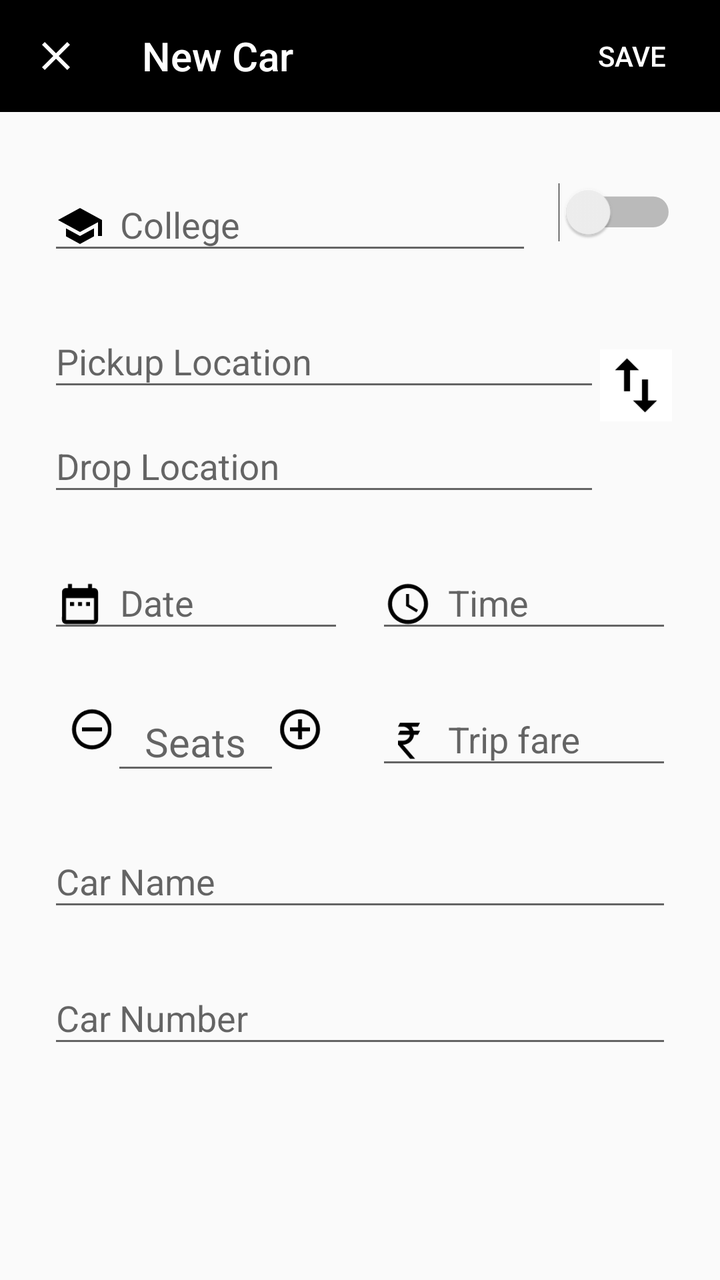
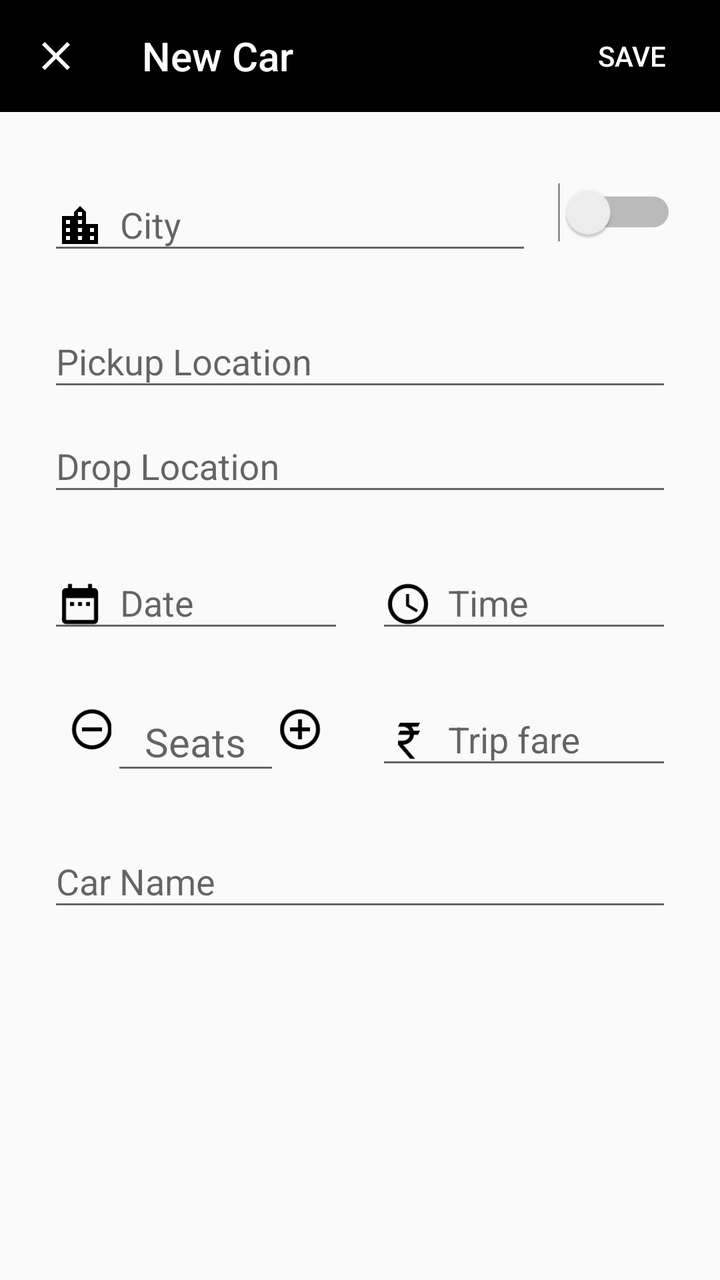

The first picture is an Android layout as it rendered before a commit; the second is the same layout after the commit. The layout source and the unified diff follow.
<!-- AndroidManifest.xml: application theme AppTheme -->
<!-- res/layout/fragment_add_car.xml -->
<?xml version="1.0" encoding="utf-8"?>
<LinearLayout xmlns:android="http://schemas.android.com/apk/res/android"
    xmlns:app="http://schemas.android.com/apk/res-auto"
    xmlns:tools="http://schemas.android.com/tools"
    android:layout_width="match_parent"
    android:layout_height="match_parent"
    android:orientation="vertical">

    <android.support.design.widget.AppBarLayout
        android:layout_width="match_parent"
        android:layout_height="?attr/actionBarSize">

        <LinearLayout
            android:layout_width="match_parent"
            android:layout_height="match_parent"
            android:orientation="horizontal">

            <ImageButton
                android:id="@+id/add_car_close"
                android:layout_width="?attr/actionBarSize"
                android:layout_height="?attr/actionBarSize"
                android:background="?attr/selectableItemBackgroundBorderless"
                android:tint="@android:color/white"
                app:srcCompat="@drawable/ic_close"
                tools:ignore="ContentDescription" />

            <View
                android:layout_width="15dp"
                android:layout_height="0dp" />

            <TextView
                android:id="@+id/add_car_title"
                android:layout_width="0dp"
                android:layout_height="match_parent"
                android:layout_weight="1"
                android:gravity="center_vertical"
                android:text="@string/new_car"
                android:textAppearance="@style/Base.TextAppearance.AppCompat.Title"
                android:textColor="@android:color/white" />

            <Button
                android:id="@+id/add_car_save"
                style="@style/Widget.AppCompat.Button.Borderless"
                android:layout_width="wrap_content"
                android:layout_height="match_parent"
                android:gravity="center"
                android:text="@string/save"
                android:textColor="@android:color/white" />

        </LinearLayout>

    </android.support.design.widget.AppBarLayout>

    <android.support.v4.widget.NestedScrollView
        android:id="@+id/add_driver_nested_scroll"
        android:layout_width="match_parent"
        android:layout_height="match_parent"
        android:scrollbars="none"
        android:scrollingCache="true">

        <LinearLayout
            android:layout_width="match_parent"
            android:layout_height="wrap_content"
            android:orientation="vertical"
            android:padding="24dp">

            <LinearLayout
                android:layout_width="match_parent"
                android:layout_height="wrap_content"
                android:layout_marginBottom="16dp"
                android:orientation="horizontal">

                <android.support.design.widget.TextInputLayout
                    android:id="@+id/add_car_college_layout"
                    android:layout_width="0dp"
                    android:layout_height="wrap_content"
                    android:layout_weight="1">

                    <AutoCompleteTextView
                        android:id="@+id/add_car_college_name"
                        android:layout_width="match_parent"
                        android:layout_height="wrap_content"
                        android:drawableStart="@drawable/ic_college"
                        android:drawablePadding="8dp"
                        android:hint="@string/college"
                        android:inputType="textAutoComplete|text"
                        android:longClickable="false"
                        android:nextFocusLeft="@id/add_car_college_name"
                        android:nextFocusUp="@id/add_car_college_name" />

                </android.support.design.widget.TextInputLayout>

                <Switch
                    android:id="@+id/add_car_switch_date"
                    android:layout_width="wrap_content"
                    android:layout_height="wrap_content"
                    android:layout_gravity="center_vertical"
                    android:layout_marginStart="16dp"
                    android:scaleX="1.1"
                    android:scaleY="1.1" />

            </LinearLayout>

            <LinearLayout
                android:layout_width="match_parent"
                android:layout_height="wrap_content"
                android:layout_marginBottom="16dp"
                android:orientation="horizontal">

                <LinearLayout
                    android:layout_width="0dp"
                    android:layout_height="wrap_content"
                    android:layout_weight="1"
                    android:orientation="vertical">

                    <android.support.design.widget.TextInputLayout
                        android:id="@+id/add_car_pickup_layout"
                        android:layout_width="match_parent"
                        android:layout_height="wrap_content">

                        <AutoCompleteTextView
                            android:id="@+id/add_car_pickup"
                            android:layout_width="match_parent"
                            android:layout_height="wrap_content"
                            android:hint="@string/pickup_location"
                            android:inputType="textAutoComplete|text"
                            android:longClickable="false" />

                    </android.support.design.widget.TextInputLayout>

                    <android.support.design.widget.TextInputLayout
                        android:id="@+id/add_car_drop_layout"
                        android:layout_width="match_parent"
                        android:layout_height="wrap_content">

                        <AutoCompleteTextView
                            android:id="@+id/add_car_drop"
                            android:layout_width="match_parent"
                            android:layout_height="wrap_content"
                            android:hint="@string/drop_location"
                            android:inputType="textAutoComplete|text"
                            android:longClickable="false" />

                    </android.support.design.widget.TextInputLayout>

                </LinearLayout>

                <ImageButton
                    android:id="@+id/add_car_swap_location"
                    android:layout_width="wrap_content"
                    android:layout_height="wrap_content"
                    android:layout_gravity="center_vertical"
                    android:layout_marginBottom="8dp"
                    android:background="@color/white"
                    android:clickable="true"
                    android:focusable="true"
                    app:srcCompat="@drawable/ic_swap"
                    tools:ignore="ContentDescription" />

            </LinearLayout>

            <LinearLayout
                android:id="@+id/add_car_from_to_date_layout"
                android:layout_width="match_parent"
                android:layout_height="wrap_content"
                android:layout_marginBottom="16dp"
                android:baselineAligned="false"
                android:orientation="horizontal"
                android:visibility="gone">

                <android.support.design.widget.TextInputLayout
                    android:id="@+id/add_car_from_date_layout"
                    android:layout_width="0dp"
                    android:layout_height="wrap_content"
                    android:layout_marginEnd="16dp"
                    android:layout_weight="1"
                    tools:ignore="NestedWeights">

                    <android.support.design.widget.TextInputEditText
                        android:id="@+id/add_car_from_date"
                        android:layout_width="match_parent"
                        android:layout_height="wrap_content"
                        android:drawableStart="@drawable/ic_date"
                        android:drawablePadding="8dp"
                        android:focusable="false"
                        android:hint="@string/from"
                        android:inputType="date"
                        android:longClickable="false" />

                </android.support.design.widget.TextInputLayout>

                <android.support.design.widget.TextInputLayout
                    android:id="@+id/add_car_to_date_layout"
                    android:layout_width="0dp"
                    android:layout_height="wrap_content"
                    android:layout_weight="1"
                    tools:ignore="NestedWeights">

                    <android.support.design.widget.TextInputEditText
                        android:id="@+id/add_car_to_date"
                        android:layout_width="match_parent"
                        android:layout_height="wrap_content"
                        android:drawableStart="@drawable/ic_date"
                        android:drawablePadding="8dp"
                        android:focusable="false"
                        android:hint="@string/to"
                        android:inputType="date"
                        android:longClickable="false" />

                </android.support.design.widget.TextInputLayout>

            </LinearLayout>

            <LinearLayout
                android:id="@+id/add_car_date_time_layout"
                android:layout_width="match_parent"
                android:layout_height="wrap_content"
                android:layout_marginBottom="16dp"
                android:baselineAligned="false"
                android:orientation="horizontal">

                <android.support.design.widget.TextInputLayout
                    android:id="@+id/add_car_date_layout"
                    android:layout_width="0dp"
                    android:layout_height="wrap_content"
                    android:layout_marginEnd="16dp"
                    android:layout_weight="1"
                    tools:ignore="NestedWeights">

                    <android.support.design.widget.TextInputEditText
                        android:id="@+id/add_car_date"
                        android:layout_width="match_parent"
                        android:layout_height="wrap_content"
                        android:drawableStart="@drawable/ic_date"
                        android:drawablePadding="8dp"
                        android:focusable="false"
                        android:hint="@string/date"
                        android:inputType="date"
                        android:longClickable="false" />

                </android.support.design.widget.TextInputLayout>

                <android.support.design.widget.TextInputLayout
                    android:id="@+id/add_car_time_layout"
                    android:layout_width="0dp"
                    android:layout_height="wrap_content"
                    android:layout_weight="1">

                    <android.support.design.widget.TextInputEditText
                        android:id="@+id/add_car_time"
                        android:layout_width="match_parent"
                        android:layout_height="wrap_content"
                        android:drawableStart="@drawable/ic_time"
                        android:drawablePadding="8dp"
                        android:focusable="false"
                        android:hint="@string/time"
                        android:inputType="time"
                        android:longClickable="false" />

                </android.support.design.widget.TextInputLayout>

            </LinearLayout>

            <LinearLayout
                android:layout_width="match_parent"
                android:layout_height="wrap_content"
                android:layout_marginBottom="16dp"
                android:baselineAligned="false">

                <LinearLayout
                    android:layout_width="0dp"
                    android:layout_height="wrap_content"
                    android:layout_marginEnd="16dp"
                    android:layout_weight="1"
                    android:baselineAligned="false">

                    <LinearLayout
                        android:layout_width="0dp"
                        android:layout_height="match_parent"
                        android:layout_weight="1.5"
                        android:gravity="center"
                        tools:ignore="NestedWeights">

                        <Button
                            android:id="@+id/add_car_decrease_seat"
                            android:layout_width="24dp"
                            android:layout_height="24dp"
                            android:layout_marginStart="12dp"
                            android:background="@drawable/ic_minus_seats" />

                    </LinearLayout>

                    <android.support.design.widget.TextInputLayout
                        android:id="@+id/add_car_seats_layout"
                        android:layout_width="0dp"
                        android:layout_height="wrap_content"
                        android:layout_weight="4">

                        <android.support.design.widget.TextInputEditText
                            android:id="@+id/add_car_seats"
                            android:layout_width="match_parent"
                            android:layout_height="wrap_content"
                            android:layout_gravity="center"
                            android:focusable="false"
                            android:gravity="center"
                            android:hint="@string/seats"
                            android:inputType="number"
                            android:longClickable="false"
                            android:textSize="20sp" />

                    </android.support.design.widget.TextInputLayout>

                    <LinearLayout
                        android:layout_width="0dp"
                        android:layout_height="match_parent"
                        android:layout_weight="1.5"
                        android:gravity="center">

                        <Button
                            android:id="@+id/add_car_increase_seat"
                            android:layout_width="24dp"
                            android:layout_height="24dp"
                            android:layout_marginEnd="12dp"
                            android:background="@drawable/ic_plus_seats" />

                    </LinearLayout>

                </LinearLayout>

                <android.support.design.widget.TextInputLayout
                    android:id="@+id/add_car_fare_layout"
                    android:layout_width="0dp"
                    android:layout_height="match_parent"
                    android:layout_weight="1">

                    <android.support.design.widget.TextInputEditText
                        android:id="@+id/add_car_fare"
                        android:layout_width="match_parent"
                        android:layout_height="wrap_content"
                        android:drawableStart="@drawable/ic_fare"
                        android:drawablePadding="8dp"
                        android:hint="@string/trip_fare"
                        android:inputType="number"
                        android:maxLength="4" />

                </android.support.design.widget.TextInputLayout>

            </LinearLayout>

            <android.support.design.widget.TextInputLayout
                android:id="@+id/add_car_name_layout"
                android:layout_width="match_parent"
                android:layout_height="wrap_content"
                android:layout_marginBottom="16dp">

                <android.support.design.widget.TextInputEditText
                    android:id="@+id/add_car_name"
                    android:layout_width="match_parent"
                    android:layout_height="wrap_content"
                    android:hint="@string/car_name"
                    android:inputType="text" />

            </android.support.design.widget.TextInputLayout>

            <android.support.design.widget.TextInputLayout
                android:id="@+id/add_car_number_layout"
                android:layout_width="match_parent"
                android:layout_height="wrap_content"
                android:layout_marginBottom="16dp">

                <android.support.design.widget.TextInputEditText
                    android:id="@+id/add_car_number"
                    android:layout_width="match_parent"
                    android:layout_height="wrap_content"
                    android:hint="@string/car_number"
                    android:inputType="text"
                    tools:ignore="TextFields" />

            </android.support.design.widget.TextInputLayout>

        </LinearLayout>

    </android.support.v4.widget.NestedScrollView>

</LinearLayout>
<!-- resources referenced by this layout -->
<resources>
  <color name="white">#FFFFFF</color>
  <!-- drawable ic_close (drawable) -->
  <vector xmlns:android="http://schemas.android.com/apk/res/android"
      android:width="24dp"
      android:height="24dp"
      android:viewportHeight="24.0"
      android:viewportWidth="24.0">
      <path
          android:fillColor="#FFFFFFFF"
          android:pathData="M19,6.41L17.59,5 12,10.59 6.41,5 5,6.41 10.59,12 5,17.59 6.41,19 12,13.41 17.59,19 19,17.59 13.41,12z" />
  </vector>
  <!-- drawable ic_college (drawable) -->
  <vector xmlns:android="http://schemas.android.com/apk/res/android"
      android:width="24dp"
      android:height="24dp"
      android:viewportHeight="24.0"
      android:viewportWidth="24.0">
      <path
          android:fillColor="#FF000000"
          android:pathData="M5,13.18v4L12,21l7,-3.82v-4L12,17l-7,-3.82zM12,3L1,9l11,6 9,-4.91V17h2V9L12,3z" />
  </vector>
  <!-- drawable ic_fare (drawable) -->
  <vector xmlns:android="http://schemas.android.com/apk/res/android"
      android:width="24dp"
      android:height="24dp"
      android:viewportHeight="24"
      android:viewportWidth="24">
      <path
          android:fillColor="#000"
          android:pathData="M8,3H18L17,5H13.74C14.22,5.58 14.58,6.26 14.79,7H18L17,9H15C14.75,11.57 12.74,13.63 10.2,13.96V14H9.5L15.5,21H13L7,14V12H9.5V12C11.26,12 12.72,10.7 12.96,9H7L8,7H12.66C12.1,5.82 10.9,5 9.5,5H7L8,3Z" />
  </vector>
  <!-- drawable ic_minus_seats (drawable) -->
  <vector xmlns:android="http://schemas.android.com/apk/res/android"
      android:width="24dp"
      android:height="24dp"
      android:viewportHeight="24"
      android:viewportWidth="24">
      <path
          android:fillColor="#000"
          android:pathData="M12,20C7.59,20 4,16.41 4,12C4,7.59 7.59,4 12,4C16.41,4 20,7.59 20,12C20,16.41 16.41,20 12,20M12,2A10,10 0 0,0 2,12A10,10 0 0,0 12,22A10,10 0 0,0 22,12A10,10 0 0,0 12,2M7,13H17V11H7" />
  </vector>
  <!-- drawable ic_swap (drawable) -->
  <vector xmlns:android="http://schemas.android.com/apk/res/android"
      android:width="36dp"
      android:height="36dp"
      android:viewportHeight="24.0"
      android:viewportWidth="24.0">
      <path
          android:fillColor="#FF000000"
          android:pathData="M16,17.01V10h-2v7.01h-3L15,21l4,-3.99h-3zM9,3L5,6.99h3V14h2V6.99h3L9,3z" />
  </vector>
  <!-- drawable ic_time (drawable) -->
  <vector xmlns:android="http://schemas.android.com/apk/res/android"
      android:width="24dp"
      android:height="24dp"
      android:viewportHeight="24.0"
      android:viewportWidth="24.0">
      <path
          android:fillColor="#FF000000"
          android:pathData="M11.99,2C6.47,2 2,6.48 2,12s4.47,10 9.99,10C17.52,22 22,17.52 22,12S17.52,2 11.99,2zM12,20c-4.42,0 -8,-3.58 -8,-8s3.58,-8 8,-8 8,3.58 8,8 -3.58,8 -8,8zM12.5,7H11v6l5.25,3.15 0.75,-1.23 -4.5,-2.67z" />
  </vector>
  <string name="car_name">Car Name</string>
  <string name="car_number">Car Number</string>
  <string name="college">College</string>
  <string name="date">Date</string>
  <string name="drop_location">Drop Location</string>
  <string name="from">From</string>
  <string name="new_car">New Car</string>
  <string name="pickup_location">Pickup Location</string>
  <string name="save">Save</string>
  <string name="seats">Seats</string>
  <string name="time">Time</string>
  <string name="to">To</string>
  <string name="trip_fare">Trip fare</string>
  <style name="AppTheme" parent="Base.Theme.AppCompat.Light.DarkActionBar">
          <item name="colorPrimary">@color/colorPrimary</item>
          <item name="colorPrimaryDark">@color/colorPrimaryDark</item>
          <item name="colorAccent">@color/colorAccent</item>
      </style>
  <color name="colorPrimary">#000000</color>
  <color name="colorPrimaryDark">#000000</color>
  <color name="colorAccent">#000000</color>
  <!-- unchanged entries left out for length: 2 -->
</resources>

<!-- the commit's change to res/layout/fragment_add_car.xml (unified diff, before → after) -->
@@ -71,22 +71,22 @@
                 android:orientation="horizontal">
 
                 <android.support.design.widget.TextInputLayout
-                    android:id="@+id/add_car_college_layout"
+                    android:id="@+id/add_car_city_layout"
                     android:layout_width="0dp"
                     android:layout_height="wrap_content"
                     android:layout_weight="1">
 
                     <AutoCompleteTextView
-                        android:id="@+id/add_car_college_name"
-                        android:layout_width="match_parent"
-                        android:layout_height="wrap_content"
-                        android:drawableStart="@drawable/ic_college"
-                        android:drawablePadding="8dp"
-                        android:hint="@string/college"
+                        android:id="@+id/add_car_city"
+                        android:layout_width="match_parent"
+                        android:layout_height="wrap_content"
+                        android:drawableStart="@drawable/ic_city"
+                        android:drawablePadding="8dp"
+                        android:hint="@string/city"
                         android:inputType="textAutoComplete|text"
                         android:longClickable="false"
-                        android:nextFocusLeft="@id/add_car_college_name"
-                        android:nextFocusUp="@id/add_car_college_name" />
+                        android:nextFocusLeft="@id/add_car_city"
+                        android:nextFocusUp="@id/add_car_city" />
 
                 </android.support.design.widget.TextInputLayout>
 
@@ -154,6 +154,7 @@
                     android:background="@color/white"
                     android:clickable="true"
                     android:focusable="true"
+                    android:visibility="gone"
                     app:srcCompat="@drawable/ic_swap"
                     tools:ignore="ContentDescription" />
 
@@ -362,22 +363,6 @@
 
             </android.support.design.widget.TextInputLayout>
 
-            <android.support.design.widget.TextInputLayout
-                android:id="@+id/add_car_number_layout"
-                android:layout_width="match_parent"
-                android:layout_height="wrap_content"
-                android:layout_marginBottom="16dp">
-
-                <android.support.design.widget.TextInputEditText
-                    android:id="@+id/add_car_number"
-                    android:layout_width="match_parent"
-                    android:layout_height="wrap_content"
-                    android:hint="@string/car_number"
-                    android:inputType="text"
-                    tools:ignore="TextFields" />
-
-            </android.support.design.widget.TextInputLayout>
-
         </LinearLayout>
 
     </android.support.v4.widget.NestedScrollView>
<!-- resource entries referenced after the edit -->
@@ -1,6 +1,16 @@
 <!-- resources referenced by this layout -->
 <resources>
   <color name="white">#FFFFFF</color>
+  <!-- drawable ic_city (drawable) -->
+  <vector xmlns:android="http://schemas.android.com/apk/res/android"
+      android:width="24dp"
+      android:height="24dp"
+      android:viewportWidth="24.0"
+      android:viewportHeight="24.0">
+      <path
+          android:fillColor="#FF000000"
+          android:pathData="M15,11L15,5l-3,-3 -3,3v2L3,7v14h18L21,11h-6zM7,19L5,19v-2h2v2zM7,15L5,15v-2h2v2zM7,11L5,11L5,9h2v2zM13,19h-2v-2h2v2zM13,15h-2v-2h2v2zM13,11h-2L11,9h2v2zM13,7h-2L11,5h2v2zM19,19h-2v-2h2v2zM19,15h-2v-2h2v2z" />
+  </vector>
   <!-- drawable ic_close (drawable) -->
   <vector xmlns:android="http://schemas.android.com/apk/res/android"
       android:width="24dp"
@@ -10,16 +20,6 @@
       <path
           android:fillColor="#FFFFFFFF"
           android:pathData="M19,6.41L17.59,5 12,10.59 6.41,5 5,6.41 10.59,12 5,17.59 6.41,19 12,13.41 17.59,19 19,17.59 13.41,12z" />
-  </vector>
-  <!-- drawable ic_college (drawable) -->
-  <vector xmlns:android="http://schemas.android.com/apk/res/android"
-      android:width="24dp"
-      android:height="24dp"
-      android:viewportHeight="24.0"
-      android:viewportWidth="24.0">
-      <path
-          android:fillColor="#FF000000"
-          android:pathData="M5,13.18v4L12,21l7,-3.82v-4L12,17l-7,-3.82zM12,3L1,9l11,6 9,-4.91V17h2V9L12,3z" />
   </vector>
   <!-- drawable ic_fare (drawable) -->
   <vector xmlns:android="http://schemas.android.com/apk/res/android"
@@ -62,8 +62,7 @@
           android:pathData="M11.99,2C6.47,2 2,6.48 2,12s4.47,10 9.99,10C17.52,22 22,17.52 22,12S17.52,2 11.99,2zM12,20c-4.42,0 -8,-3.58 -8,-8s3.58,-8 8,-8 8,3.58 8,8 -3.58,8 -8,8zM12.5,7H11v6l5.25,3.15 0.75,-1.23 -4.5,-2.67z" />
   </vector>
   <string name="car_name">Car Name</string>
-  <string name="car_number">Car Number</string>
-  <string name="college">College</string>
+  <string name="city">City</string>
   <string name="date">Date</string>
   <string name="drop_location">Drop Location</string>
   <string name="from">From</string>
